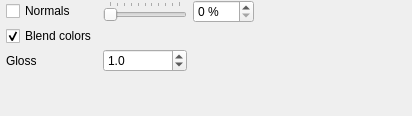
open-scan-crew/OpenScanTools, file src/gui/forms/toolbar_rendernormalsgroup.ui: the form before one commit.
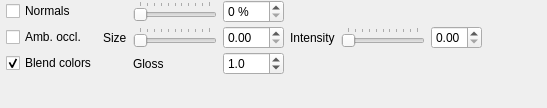
The form after the commit.

```diff
--- a/src/gui/forms/toolbar_rendernormalsgroup.ui
+++ b/src/gui/forms/toolbar_rendernormalsgroup.ui
@@ -6,8 +6,8 @@
    <rect>
     <x>0</x>
     <y>0</y>
-    <width>412</width>
-    <height>116</height>
+    <width>547</width>
+    <height>108</height>
    </rect>
   </property>
   <property name="windowTitle">
@@ -30,16 +30,6 @@
     <number>3</number>
    </property>
    <item row="0" column="6">
-    <widget class="QSpinBox" name="spinBox_normalStrength">
-     <property name="suffix">
-      <string> %</string>
-     </property>
-     <property name="maximum">
-      <number>100</number>
-     </property>
-    </widget>
-   </item>
-   <item row="0" column="5">
     <widget class="QSlider" name="slider_normalStrength">
      <property name="sizePolicy">
       <sizepolicy hsizetype="Minimum" vsizetype="Fixed">
@@ -58,7 +48,43 @@
      </property>
     </widget>
    </item>
-   <item row="0" column="8">
+   <item row="1" column="9">
+    <widget class="QSlider" name="aoIntensitySlider">
+     <property name="maximum">
+      <number>100</number>
+     </property>
+     <property name="orientation">
+      <enum>Qt::Horizontal</enum>
+     </property>
+     <property name="tickPosition">
+      <enum>QSlider::TicksAbove</enum>
+     </property>
+    </widget>
+   </item>
+   <item row="1" column="10">
+    <widget class="QDoubleSpinBox" name="aoIntensitySpinBox">
+     <property name="locale">
+      <locale language="C" country="AnyCountry"/>
+     </property>
+     <property name="decimals">
+      <number>2</number>
+     </property>
+     <property name="maximum">
+      <double>1.000000000000000</double>
+     </property>
+     <property name="singleStep">
+      <double>0.010000000000000</double>
+     </property>
+    </widget>
+   </item>
+   <item row="1" column="4">
+    <widget class="QCheckBox" name="checkBox_ao">
+     <property name="text">
+      <string>Amb. occl.</string>
+     </property>
+    </widget>
+   </item>
+   <item row="0" column="11">
     <spacer name="horizontalSpacer">
      <property name="orientation">
       <enum>Qt::Horizontal</enum>
@@ -71,6 +97,62 @@
      </property>
     </spacer>
    </item>
+   <item row="1" column="8">
+    <widget class="QLabel" name="label_aoIntensity">
+     <property name="text">
+      <string>Intensity</string>
+     </property>
+    </widget>
+   </item>
+   <item row="4" column="7">
+    <widget class="QDoubleSpinBox" name="doubleSpinBox_sharpness">
+     <property name="decimals">
+      <number>1</number>
+     </property>
+     <property name="minimum">
+      <double>0.100000000000000</double>
+     </property>
+     <property name="value">
+      <double>1.000000000000000</double>
+     </property>
+    </widget>
+   </item>
+   <item row="0" column="7">
+    <widget class="QSpinBox" name="spinBox_normalStrength">
+     <property name="suffix">
+      <string> %</string>
+     </property>
+     <property name="maximum">
+      <number>100</number>
+     </property>
+    </widget>
+   </item>
+   <item row="1" column="7">
+    <widget class="QDoubleSpinBox" name="aoSizeSpinBox">
+     <property name="locale">
+      <locale language="C" country="AnyCountry"/>
+     </property>
+     <property name="decimals">
+      <number>2</number>
+     </property>
+     <property name="maximum">
+      <double>1.000000000000000</double>
+     </property>
+     <property name="singleStep">
+      <double>0.010000000000000</double>
+     </property>
+    </widget>
+   </item>
+   <item row="4" column="4">
+    <widget class="QCheckBox" name="checkBox_blendColor">
+     <property name="text">
+      <string>Blend colors</string>
+     </property>
+     <property name="checked">
+      <bool>true</bool>
+     </property>
+    </widget>
+   </item>
    <item row="0" column="4">
     <widget class="QCheckBox" name="normals_checkBox">
      <property name="layoutDirection">
@@ -84,7 +166,7 @@
      </property>
     </widget>
    </item>
-   <item row="5" column="4">
+   <item row="6" column="4">
     <spacer name="verticalSpacer">
      <property name="orientation">
       <enum>Qt::Vertical</enum>
@@ -97,36 +179,33 @@
      </property>
     </spacer>
    </item>
-   <item row="1" column="4">
-    <widget class="QCheckBox" name="checkBox_blendColor">
+   <item row="1" column="6">
+    <widget class="QSlider" name="aoSizeSlider">
+     <property name="maximum">
+      <number>100</number>
+     </property>
+     <property name="orientation">
+      <enum>Qt::Horizontal</enum>
+     </property>
+     <property name="tickPosition">
+      <enum>QSlider::TicksAbove</enum>
+     </property>
+    </widget>
+   </item>
+   <item row="1" column="5">
+    <widget class="QLabel" name="label_aoSize">
      <property name="text">
-      <string>Blend colors</string>
-     </property>
-     <property name="checked">
-      <bool>true</bool>
+      <string>Size</string>
      </property>
     </widget>
    </item>
-   <item row="2" column="4">
+   <item row="4" column="6">
     <widget class="QLabel" name="label_sharpness">
      <property name="text">
       <string>Gloss</string>
      </property>
     </widget>
    </item>
-   <item row="2" column="5">
-    <widget class="QDoubleSpinBox" name="doubleSpinBox_sharpness">
-     <property name="decimals">
-      <number>1</number>
-     </property>
-     <property name="minimum">
-      <double>0.100000000000000</double>
-     </property>
-     <property name="value">
-      <double>1.000000000000000</double>
-     </property>
-    </widget>
-   </item>
   </layout>
  </widget>
  <layoutdefault spacing="6" margin="11"/>
```
Left out of the diff: 8 changed lines with no effect on the pictures.
